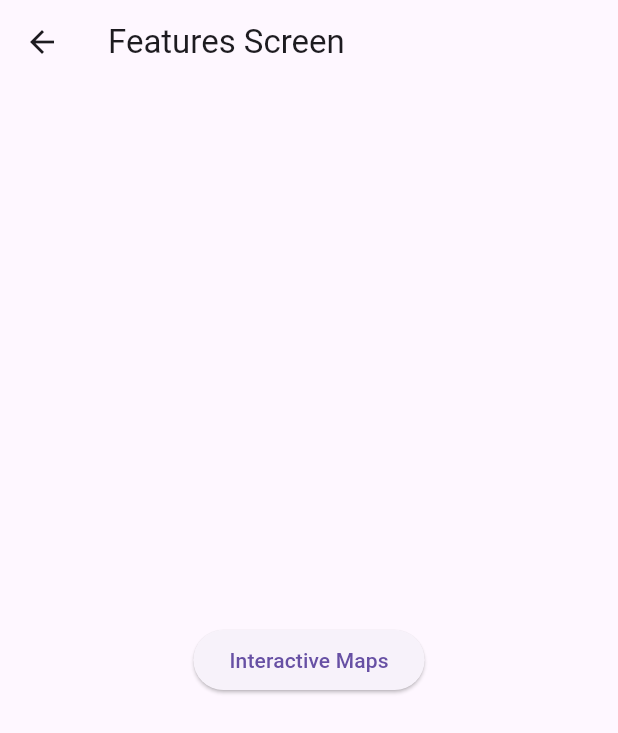
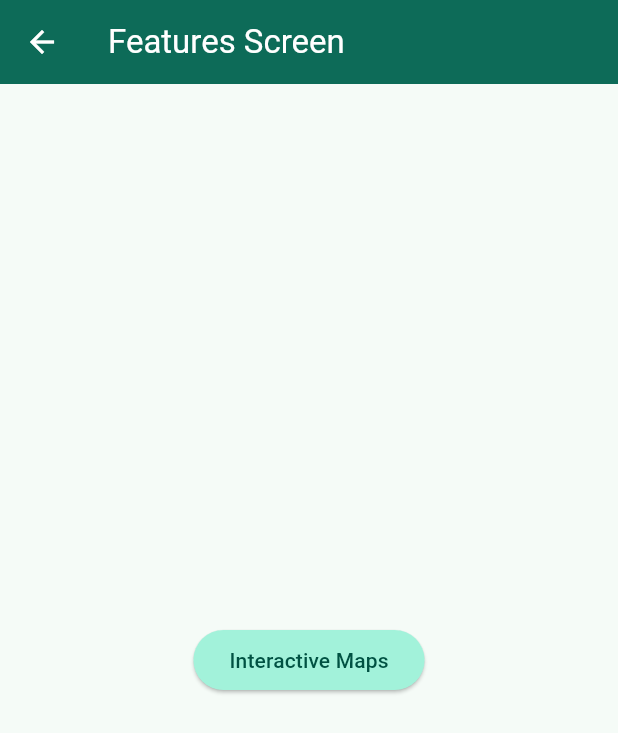
Before and after one commit to GCC-App/gcc-app.github.io, a Flutter app: the screen it shows after launch, after a tap on "Features", on a phone screen of 412 x 824 dp. Shown: the top 733 px of the screen. Run offline on Flutter 3.47's test engine with Material 3 defaults, Android fonts, the phone set to English and light mode, and no system bars; our stand-ins replace flutter_map, latlong2.

Commit message:
Create settings.dart and link it on the home screen. In-progress change to main.dart to update all screens based on config.dart, which can be changed by settings.dart.

```diff
--- a/lib/frontend/home.dart
+++ b/lib/frontend/home.dart
@@ -1,5 +1,17 @@
+/*
+  Language: Dart
+  IDE: IntelliJ IDEA Flutter Plugin
+  File: home.dart
+  Assigned To: Colby
+  Requirements: 6.1 Home Page
+  Purpose: This is the first screen that is run by main.dart. All other
+  screens are accessed from this starting point.
+*/
+
+
 import "package:flutter/material.dart";
 import "package:campus_companion/frontend/features.dart";
+import "package:campus_companion/frontend/settings.dart";
 
 
 class HomeScreen extends StatelessWidget {
@@ -11,19 +23,34 @@ class HomeScreen extends StatelessWidget {
         appBar: AppBar(title: const Text("Home Screen")),
 
         body: Center(
+          child: Column(
+            children: [
 
-            child: ElevatedButton(
+              ElevatedButton(
+                  child: const Text("Features"),
 
-                child: const Text("Features"),
+                  onPressed: () {
+                    Navigator.of(context).push(
+                      MaterialPageRoute<void>(
+                        builder: (context) => const FeaturesScreen(),
+                      ),
+                    );
+                  }
+              ),
+
+              ElevatedButton(
+                child: const Text("Settings"),
 
                 onPressed: () {
                   Navigator.of(context).push(
                     MaterialPageRoute<void>(
-                      builder: (context) => const FeaturesScreen(),
+                      builder: (context) => const SettingsScreen(),
                     ),
                   );
                 }
-            )
+              )
+            ]
+          )
         )
     );
   }
--- a/lib/main.dart
+++ b/lib/main.dart
@@ -11,7 +11,7 @@
 
 import "package:flutter/material.dart";
 import "package:campus_companion/frontend/home.dart";
-
+import "package:campus_companion/backend/config.dart";
 
 void main() {
   runApp(const CampusCompanionApp());
@@ -23,11 +23,16 @@ class CampusCompanionApp extends StatelessWidget {
 
   @override
   Widget build(BuildContext context) {
-    return MaterialApp(
-      title: "Campus Companion App",
-      theme: ThemeData(
-      ),
-      home: HomeScreen()
+
+    return ValueListenableBuilder<ThemeData> (valueListenable: themeNotifier,
+        builder: (context, currentTheme, child) {
+          return MaterialApp(
+
+              title: "Campus Companion App",
+              theme: currentTheme,
+              home: HomeScreen()
+          );
+        }
     );
   }
 }
```
Also changed, not shown: lib/backend/config.dart (+73 -5 lines), lib/frontend/settings.dart (added, +53 -0 lines).
